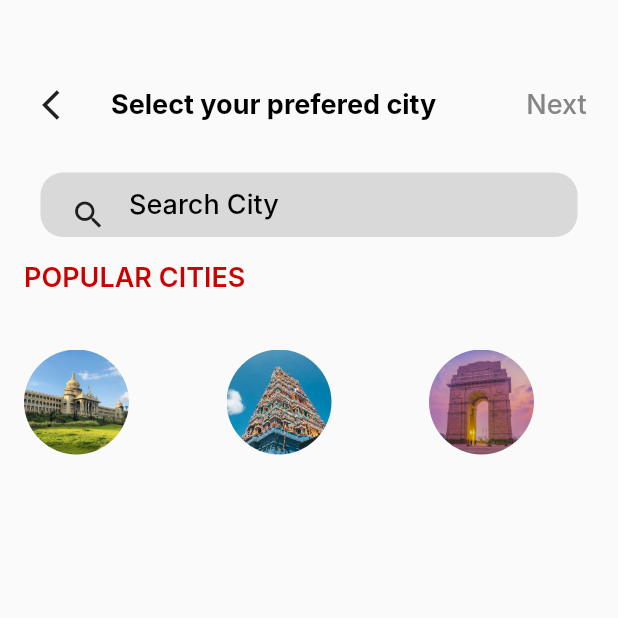
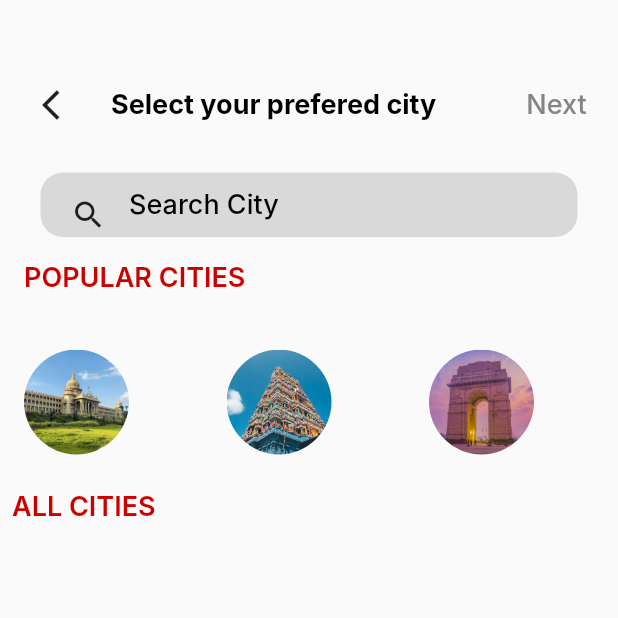
Before and after one commit to shraddhagaudani/news_app, a Flutter app: the screen it shows after launch, on a phone screen of 412 x 824 dp, the top half of it. Run offline on Flutter 3.47's test engine with Material 2 defaults, Android fonts, the phone set to English and light mode, and no system bars; our stand-ins replace get; Roboto replaces fonts that are missing (Inter).

Commit message:
24/09/23

```diff
--- a/lib/views/screens/city_page.dart
+++ b/lib/views/screens/city_page.dart
@@ -159,6 +159,24 @@ class _City_pageState extends State<City_page> {
               ],
             ),
           ),
+         Padding(
+           padding: const EdgeInsets.all(8),
+           child: Row(
+             children: [
+               Text(
+                    'ALL CITIES',
+                    style: TextStyle(
+                      color: Color(0xFFCD0000),
+                      fontSize: 18,
+                      fontFamily: 'Inter',
+                      fontWeight: FontWeight.w600,
+                      height: 0,
+                    ),
+                  ),
+             ],
+           ),
+         ),
+
         ],
       ),
     );
```
